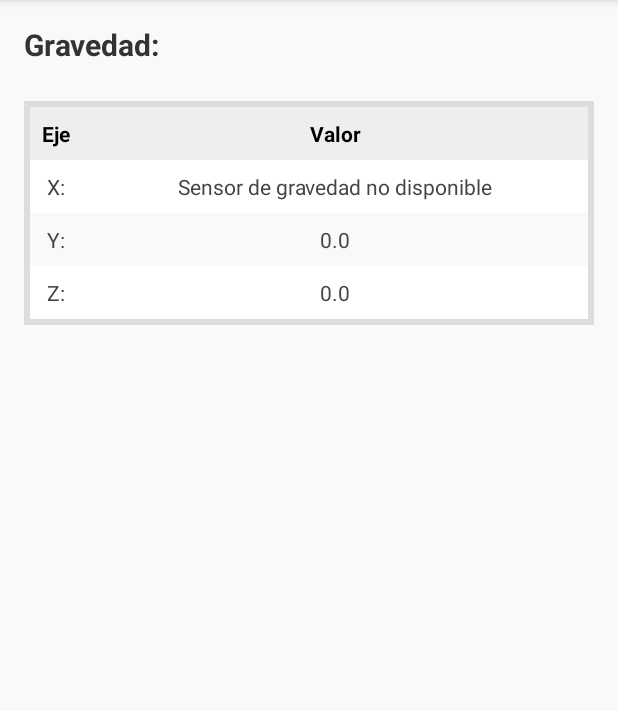
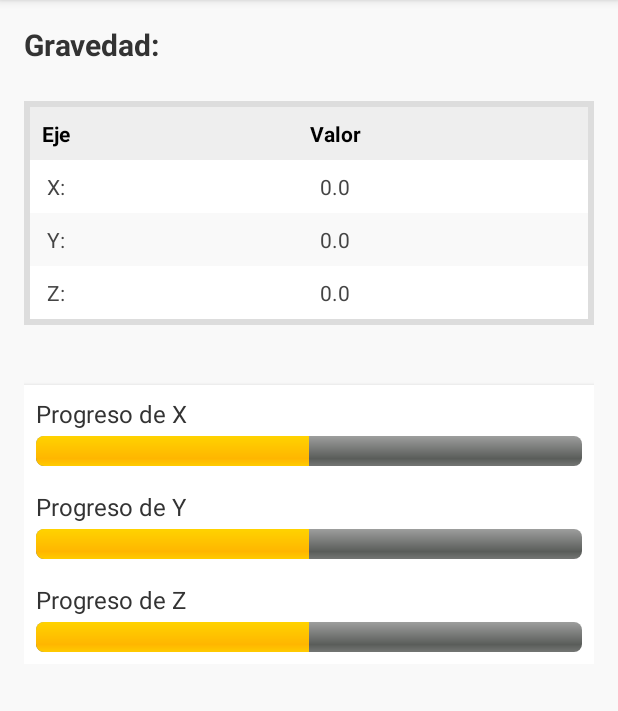
Before and after one commit to AlexisFarinango/SensoresTaller, an Android app: the screen it shows after launch (MainActivity), on a phone screen of 412 x 824 dp, the part 84-795 px from its top. Run offline under Robolectric (Android 15) with nearby library versions, the phone set to English and light mode, and no system bars.

Commit message:
Mejorar estilos y agregar diseño de barras

```diff
--- a/app/src/main/java/com/grupo4/georeferencia/MainActivity.kt
+++ b/app/src/main/java/com/grupo4/georeferencia/MainActivity.kt
@@ -1,67 +1,81 @@
-package com.grupo4.georeferencia;
+package com.grupo4.georeferencia
 
 import android.os.Bundle
-import androidx.activity.enableEdgeToEdge
-import androidx.appcompat.app.AppCompatActivity
-import androidx.core.view.ViewCompat
-import androidx.core.view.WindowInsetsCompat
 import android.hardware.Sensor
 import android.hardware.SensorEvent
 import android.hardware.SensorEventListener
 import android.hardware.SensorManager
+import android.widget.ProgressBar
 import android.widget.TextView
-import com.grupo4.georeferencia.R
+import android.widget.Toast
+import androidx.appcompat.app.AppCompatActivity
 
+class MainActivity : AppCompatActivity(), SensorEventListener {
 
-
-class MainActivity : AppCompatActivity(),SensorEventListener {
-
-    private lateinit var sensorManager:SensorManager
-    private var gravitySensor: Sensor?=null
+    private lateinit var sensorManager: SensorManager
+    private var gravitySensor: Sensor? = null
 
     private lateinit var tvX: TextView
     private lateinit var tvY: TextView
     private lateinit var tvZ: TextView
 
+    private lateinit var pbX: ProgressBar
+    private lateinit var pbY: ProgressBar
+    private lateinit var pbZ: ProgressBar
+
     override fun onCreate(savedInstanceState: Bundle?) {
         super.onCreate(savedInstanceState)
         setContentView(R.layout.activity_main)
 
-        tvX=findViewById(R.id.tv_x)
-        tvY=findViewById(R.id.tv_y)
-        tvZ=findViewById(R.id.tv_z)
+        // Referencia a los elementos de la tabla
+        tvX = findViewById(R.id.tv_x)
+        tvY = findViewById(R.id.tv_y)
+        tvZ = findViewById(R.id.tv_z)
 
-        sensorManager=getSystemService(SENSOR_SERVICE) as SensorManager
+        // Referencia a las barras de progreso
+        pbX = findViewById(R.id.pb_x)
+        pbY = findViewById(R.id.pb_y)
+        pbZ = findViewById(R.id.pb_z)
 
-        gravitySensor=sensorManager.getDefaultSensor(Sensor.TYPE_GRAVITY)
-        if(gravitySensor==null){
-            tvX.text="Sensor de gravedad no disponible"
+        sensorManager = getSystemService(SENSOR_SERVICE) as SensorManager
+        gravitySensor = sensorManager.getDefaultSensor(Sensor.TYPE_GRAVITY)
+
+        if (gravitySensor == null) {
+            Toast.makeText(this, "Sensor de gravedad no disponible", Toast.LENGTH_LONG).show()
         }
     }
-    override fun onResume(){
+
+    override fun onResume() {
         super.onResume()
         gravitySensor?.let {
-            sensorManager.registerListener(this,it,SensorManager.SENSOR_DELAY_NORMAL)
+            sensorManager.registerListener(this, it, SensorManager.SENSOR_DELAY_NORMAL)
         }
     }
-    override fun onPause(){
+
+    override fun onPause() {
         super.onPause()
         sensorManager.unregisterListener(this)
     }
 
     override fun onSensorChanged(event: SensorEvent?) {
-        if (event?.sensor?.type==Sensor.TYPE_GRAVITY){
-            val x=event.values[0]
-            val y=event.values[1]
-            val z=event.values[2]
+        if (event?.sensor?.type == Sensor.TYPE_GRAVITY) {
+            val x = event.values[0]
+            val y = event.values[1]
+            val z = event.values[2]
 
-            tvX.text="X: $x"
-            tvY.text="Y: $y"
-            tvZ.text="Z: $z"
+            // Actualiza los textos de la tabla
+            tvX.text = "X: %.2f".format(x)
+            tvY.text = "Y: %.2f".format(y)
+            tvZ.text = "Z: %.2f".format(z)
+
+            // Actualiza las barras de progreso
+            pbX.progress = (x + 10).toInt() * 5 // Ajusta valores al rango [0, 100]
+            pbY.progress = (y + 10).toInt() * 5
+            pbZ.progress = (z + 10).toInt() * 5
         }
     }
 
     override fun onAccuracyChanged(sensor: Sensor?, accuracy: Int) {
-        //
+        // No implementado
     }
 }
--- a/app/src/main/res/layout/activity_main.xml
+++ b/app/src/main/res/layout/activity_main.xml
@@ -1,11 +1,17 @@
-<LinearLayout
+<?xml version="1.0" encoding="utf-8"?>
+<ScrollView
     xmlns:android="http://schemas.android.com/apk/res/android"
     android:layout_width="match_parent"
     android:layout_height="match_parent"
-    android:orientation="vertical"
-    android:padding="16dp"
-    android:background="#F9F9F9">
+    android:background="#F9F9F9"
+    android:padding="16dp">
 
+    <LinearLayout
+        android:layout_width="match_parent"
+        android:layout_height="wrap_content"
+        android:orientation="vertical">
+
+        <!-- Título y tabla original -->
         <TextView
             android:id="@+id/tv_gravity"
             android:layout_width="match_parent"
@@ -24,7 +30,7 @@
             android:background="#DDDDDD"
             android:padding="4dp">
 
-        <!-- Header Row -->
+            <!-- Fila de encabezado -->
             <TableRow android:background="#EEEEEE">
                 <TextView
                     android:layout_width="wrap_content"
@@ -33,7 +39,7 @@
                     android:textStyle="bold"
                     android:padding="8dp"
                     android:gravity="center"
-                android:textColor="#000000"/>
+                    android:textColor="#000000" />
                 <TextView
                     android:layout_width="wrap_content"
                     android:layout_height="wrap_content"
@@ -41,10 +47,10 @@
                     android:textStyle="bold"
                     android:padding="8dp"
                     android:gravity="center"
-                android:textColor="#000000"/>
+                    android:textColor="#000000" />
             </TableRow>
 
-        <!-- Data Rows -->
+            <!-- Fila de datos X -->
             <TableRow android:background="#FFFFFF">
                 <TextView
                     android:id="@+id/label_x"
@@ -53,7 +59,7 @@
                     android:text="X:"
                     android:padding="8dp"
                     android:gravity="center"
-                android:textColor="#444444"/>
+                    android:textColor="#444444" />
                 <TextView
                     android:id="@+id/tv_x"
                     android:layout_width="wrap_content"
@@ -61,9 +67,10 @@
                     android:text="0.0"
                     android:padding="8dp"
                     android:gravity="center"
-                android:textColor="#444444"/>
+                    android:textColor="#444444" />
             </TableRow>
 
+            <!-- Fila de datos Y -->
             <TableRow android:background="#F9F9F9">
                 <TextView
                     android:id="@+id/label_y"
@@ -72,7 +79,7 @@
                     android:text="Y:"
                     android:padding="8dp"
                     android:gravity="center"
-                android:textColor="#444444"/>
+                    android:textColor="#444444" />
                 <TextView
                     android:id="@+id/tv_y"
                     android:layout_width="wrap_content"
@@ -80,9 +87,10 @@
                     android:text="0.0"
                     android:padding="8dp"
                     android:gravity="center"
-                android:textColor="#444444"/>
+                    android:textColor="#444444" />
             </TableRow>
 
+            <!-- Fila de datos Z -->
             <TableRow android:background="#FFFFFF">
                 <TextView
                     android:id="@+id/label_z"
@@ -91,7 +99,7 @@
                     android:text="Z:"
                     android:padding="8dp"
                     android:gravity="center"
-                android:textColor="#444444"/>
+                    android:textColor="#444444" />
                 <TextView
                     android:id="@+id/tv_z"
                     android:layout_width="wrap_content"
@@ -99,8 +107,76 @@
                     android:text="0.0"
                     android:padding="8dp"
                     android:gravity="center"
-                android:textColor="#444444"/>
+                    android:textColor="#444444" />
             </TableRow>
 
         </TableLayout>
+
+        <!-- Separador entre tabla y barras -->
+        <View
+            android:layout_width="match_parent"
+            android:layout_height="24dp"
+            android:layout_marginTop="16dp" />
+
+        <!-- Barras de progreso -->
+        <LinearLayout
+            android:layout_width="match_parent"
+            android:layout_height="wrap_content"
+            android:orientation="vertical"
+            android:padding="8dp"
+            android:background="#FFFFFF"
+            android:elevation="4dp">
+
+            <TextView
+                android:layout_width="wrap_content"
+                android:layout_height="wrap_content"
+                android:text="Progreso de X"
+                android:textSize="16sp"
+                android:textColor="#333333" />
+
+            <ProgressBar
+                android:id="@+id/pb_x"
+                style="@android:style/Widget.ProgressBar.Horizontal"
+                android:layout_width="match_parent"
+                android:layout_height="wrap_content"
+                android:max="100"
+                android:progress="50"
+                android:layout_marginTop="4dp" />
+
+            <TextView
+                android:layout_width="wrap_content"
+                android:layout_height="wrap_content"
+                android:text="Progreso de Y"
+                android:textSize="16sp"
+                android:layout_marginTop="16dp"
+                android:textColor="#333333" />
+
+            <ProgressBar
+                android:id="@+id/pb_y"
+                style="@android:style/Widget.ProgressBar.Horizontal"
+                android:layout_width="match_parent"
+                android:layout_height="wrap_content"
+                android:max="100"
+                android:progress="50"
+                android:layout_marginTop="4dp" />
+
+            <TextView
+                android:layout_width="wrap_content"
+                android:layout_height="wrap_content"
+                android:text="Progreso de Z"
+                android:textSize="16sp"
+                android:layout_marginTop="16dp"
+                android:textColor="#333333" />
+
+            <ProgressBar
+                android:id="@+id/pb_z"
+                style="@android:style/Widget.ProgressBar.Horizontal"
+                android:layout_width="match_parent"
+                android:layout_height="wrap_content"
+                android:max="100"
+                android:progress="50"
+                android:layout_marginTop="4dp" />
         </LinearLayout>
+
+    </LinearLayout>
+</ScrollView>
```
Lines whose indentation alone changed are shown as unchanged.
